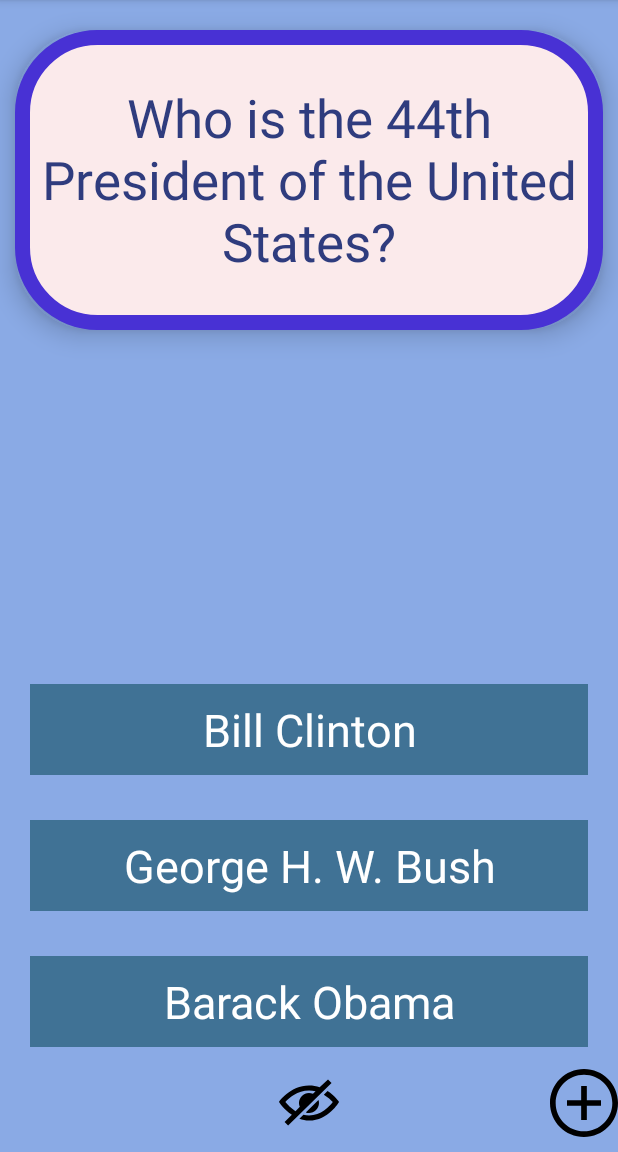
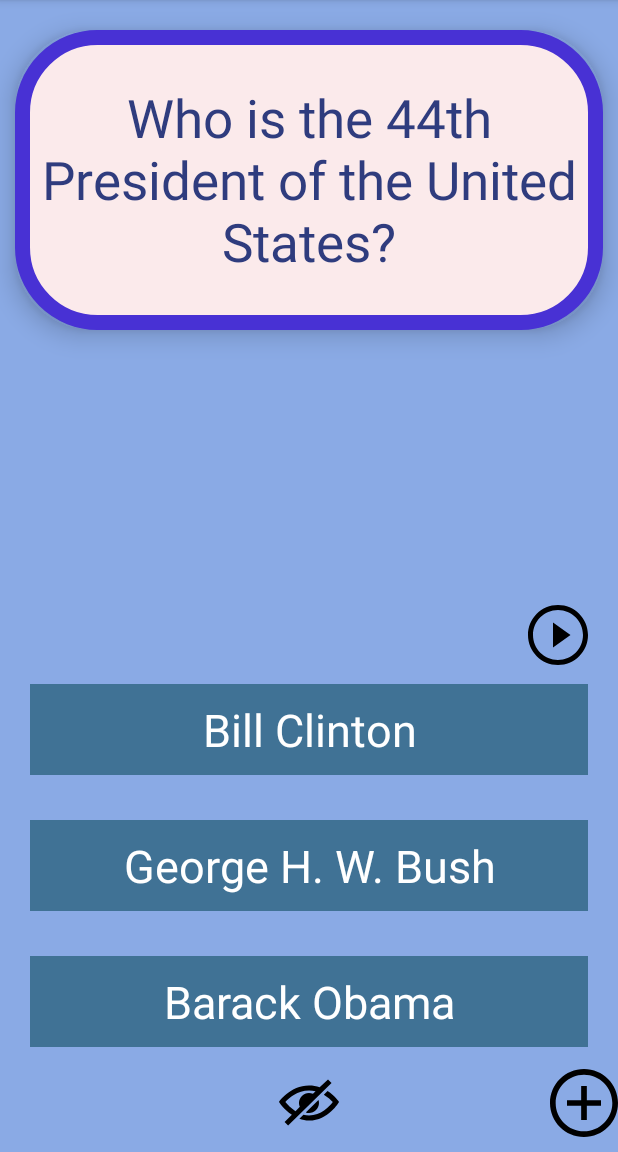
Before and after one commit to ericphuong/flashcards, an Android app: the screen it shows after launch (MainActivity), on a phone screen of 412 x 824 dp, the part 84-1236 px from its top. Run offline under Robolectric (Android 15) with nearby library versions, the phone set to English and light mode, and no system bars; our stand-ins replace Room's generated code.

Commit message:
Updated App

```diff
--- a/FlashcardsApp/app/build.gradle
+++ b/FlashcardsApp/app/build.gradle
@@ -35,4 +35,9 @@ dependencies {
     testImplementation 'junit:junit:4.13.2'
     androidTestImplementation 'androidx.test.ext:junit:1.1.3'
     androidTestImplementation 'androidx.test.espresso:espresso-core:3.4.0'
+
+    def room_version = "2.2.6"
+
+    implementation "androidx.room:room-runtime:$room_version"
+    annotationProcessor "androidx.room:room-compiler:$room_version"
 }
--- /dev/null
+++ b/FlashcardsApp/app/src/main/java/com/example/flashcardsapp/AppDatabase.java
@@ -0,0 +1,9 @@
+package com.example.flashcardsapp;
+
+import androidx.room.Database;
+import androidx.room.RoomDatabase;
+
+@Database(entities = {Flashcard.class}, version = 3)
+public abstract class AppDatabase extends RoomDatabase {
+    public abstract FlashcardDao flashcardDao();
+}
--- /dev/null
+++ b/FlashcardsApp/app/src/main/java/com/example/flashcardsapp/FlashcardDao.java
@@ -0,0 +1,26 @@
+package com.example.flashcardsapp;
+
+
+import androidx.room.Dao;
+import androidx.room.Delete;
+import androidx.room.Insert;
+import androidx.room.OnConflictStrategy;
+import androidx.room.Query;
+import androidx.room.Update;
+
+import java.util.List;
+
+@Dao
+public interface FlashcardDao {
+    @Query("SELECT * FROM flashcard")
+    List<Flashcard> getAll();
+
+    @Insert
+    void insertAll(Flashcard... flashcards);
+
+    @Delete
+    void delete(Flashcard flashcard);
+
+    @Update(onConflict = OnConflictStrategy.REPLACE)
+    void update(Flashcard flashcard);
+}
--- /dev/null
+++ b/FlashcardsApp/app/src/main/java/com/example/flashcardsapp/FlashcardDatabase.java
@@ -0,0 +1,52 @@
+package com.example.flashcardsapp;
+
+import android.content.Context;
+
+import androidx.room.Room;
+
+import java.util.List;
+
+public class FlashcardDatabase {
+    private final AppDatabase db;
+
+    FlashcardDatabase(Context context) {
+        db = Room.databaseBuilder(context.getApplicationContext(),
+                AppDatabase.class, "flashcard-database")
+                .allowMainThreadQueries()
+                .fallbackToDestructiveMigration()
+                .build();
+    }
+
+    public void initFirstCard() {
+        if (db.flashcardDao().getAll().isEmpty()) {
+            insertCard(new Flashcard("Who is the 44th President of the United States", "Barack Obama"));
+        }
+    }
+
+    public List<Flashcard> getAllCards() {
+        return db.flashcardDao().getAll();
+    }
+
+    public void insertCard(Flashcard flashcard) {
+        db.flashcardDao().insertAll(flashcard);
+    }
+
+    public void deleteCard(String flashcardQuestion) {
+        List<Flashcard> allCards = db.flashcardDao().getAll();
+        for (Flashcard f : allCards) {
+            if (f.getQuestion().equals(flashcardQuestion)) {
+                db.flashcardDao().delete(f);
+            }
+        }
+    }
+
+    public void updateCard(Flashcard flashcard) {
+        db.flashcardDao().update(flashcard);
+    }
+
+    public void deleteAll() {
+        for (Flashcard f : db.flashcardDao().getAll()) {
+            db.flashcardDao().delete(f);
+        }
+    }
+}
--- a/FlashcardsApp/app/src/main/java/com/example/flashcardsapp/MainActivity.java
+++ b/FlashcardsApp/app/src/main/java/com/example/flashcardsapp/MainActivity.java
@@ -10,7 +10,13 @@ import android.view.View;
 import android.widget.ImageView;
 import android.widget.TextView;
 
+import java.util.List;
+
 public class MainActivity extends AppCompatActivity {
+
+    FlashcardDatabase flashcardDatabase;
+    List<Flashcard> allFlashcards;
+    int count = 0;
 
     @Override
     protected void onActivityResult(int requestCode, int resultCode, Intent data) {
@@ -22,6 +28,9 @@ public class MainActivity extends AppCompatActivity {
             ((TextView) findViewById(R.id.first_answer)).setVisibility(View.INVISIBLE);
             ((TextView) findViewById(R.id.second_answer)).setVisibility(View.INVISIBLE);
             ((TextView) findViewById(R.id.third_answer)).setVisibility(View.INVISIBLE);
+            flashcardDatabase.insertCard(new Flashcard(string1, string2));
+            allFlashcards = flashcardDatabase.getAllCards();
+
         }
     }
 
@@ -29,6 +38,32 @@ public class MainActivity extends AppCompatActivity {
     protected void onCreate(Bundle savedInstanceState) {
         super.onCreate(savedInstanceState);
         setContentView(R.layout.activity_main);
+
+        flashcardDatabase = new FlashcardDatabase(getApplicationContext());
+        allFlashcards = flashcardDatabase.getAllCards();
+
+
+        findViewById(R.id.next).setOnClickListener(new View.OnClickListener() {
+            @Override
+            public void onClick(View view) {
+                count++;
+
+                if (count >= allFlashcards.size()) {
+                    count = 0;
+                }
+
+                allFlashcards = flashcardDatabase.getAllCards();
+                Flashcard flashcard = allFlashcards.get(count);
+
+                ((TextView) findViewById(R.id.flashcard_question)).setText(flashcard.getQuestion());
+                ((TextView) findViewById(R.id.flashcard_answer)).setText(flashcard.getAnswer());
+            }
+        });
+
+        if (allFlashcards != null && allFlashcards.size() > 0) {
+            ((TextView) findViewById(R.id.flashcard_question)).setText(allFlashcards.get(0).getQuestion());
+            ((TextView) findViewById(R.id.flashcard_answer)).setText(allFlashcards.get(0).getAnswer());
+        }
 
         findViewById(R.id.flashcard_question).setOnClickListener(new View.OnClickListener() {
             @Override
@@ -98,6 +133,7 @@ public class MainActivity extends AppCompatActivity {
         });
 
 
+
     }
 
     @NonNull
--- /dev/null
+++ b/FlashcardsApp/app/src/main/res/drawable/next.xml
@@ -0,0 +1,9 @@
+<vector xmlns:android="http://schemas.android.com/apk/res/android"
+    android:width="24dp"
+    android:height="24dp"
+    android:viewportWidth="24"
+    android:viewportHeight="24">
+  <path
+      android:fillColor="#FF000000"
+      android:pathData="M12,2c5.514,0 10,4.486 10,10s-4.486,10 -10,10 -10,-4.486 -10,-10 4.486,-10 10,-10zM12,0c-6.627,0 -12,5.373 -12,12s5.373,12 12,12 12,-5.373 12,-12 -5.373,-12 -12,-12zM10,7v10l7,-5 -7,-5z"/>
+</vector>
--- a/FlashcardsApp/app/src/main/res/layout/activity_main.xml
+++ b/FlashcardsApp/app/src/main/res/layout/activity_main.xml
@@ -122,4 +122,14 @@
         android:visibility="visible"
         />
 
+    <ImageView
+        android:id="@+id/next"
+        android:layout_width="40dp"
+        android:layout_height="65dp"
+        android:layout_alignRight="@id/first_answer"
+        android:layout_above="@id/first_answer"
+        android:src="@drawable/next"
+        android:visibility="visible"
+        />
+
 </RelativeLayout>
```
Also changed, not shown: FlashcardsApp/app/src/main/java/com/example/flashcardsapp/Flashcard.java (added, +96 -0 lines).
